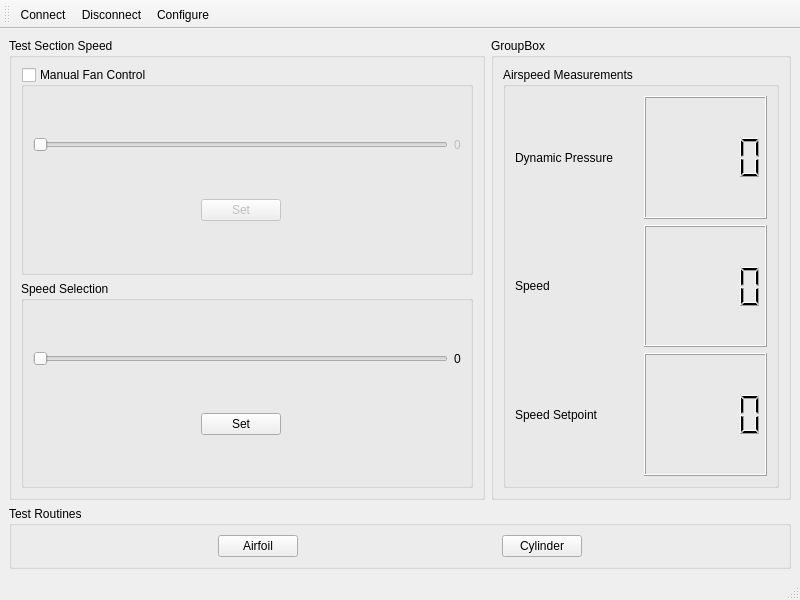
The window that WindTunnelGUI/mainwindow.ui (jmjohnson1/windTunnelV2) describes before a commit, drawn with Qt 5.
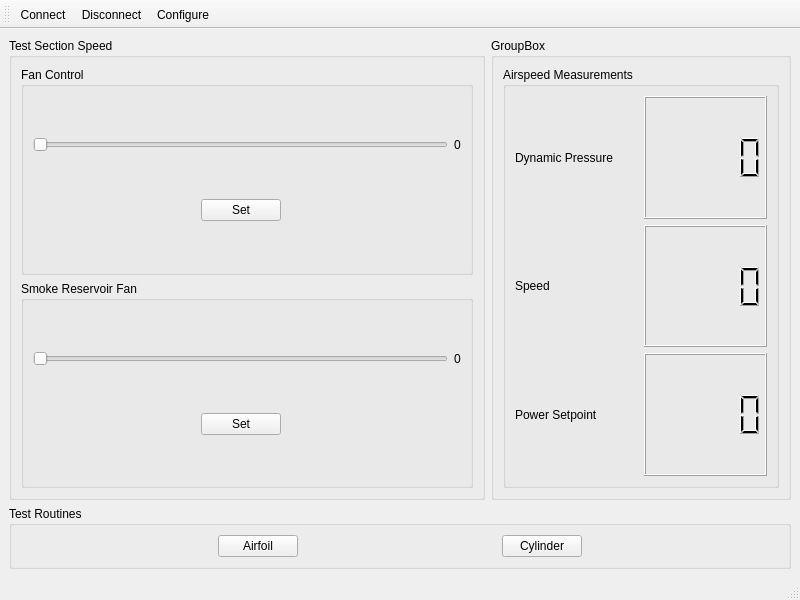
The same window after the commit.

Diff of the .ui file:
```diff
--- a/WindTunnelGUI/mainwindow.ui
+++ b/WindTunnelGUI/mainwindow.ui
@@ -92,10 +92,10 @@
        <item row="0" column="0">
         <widget class="QGroupBox" name="manualFanControlGroup">
          <property name="title">
-          <string>Manual Fan Control</string>
+          <string>Fan Control</string>
          </property>
          <property name="checkable">
-          <bool>true</bool>
+          <bool>false</bool>
          </property>
          <property name="checked">
           <bool>false</bool>
@@ -154,7 +154,7 @@
        <item row="1" column="0">
         <widget class="QGroupBox" name="autoSpeedControlGroup">
          <property name="title">
-          <string>Speed Selection</string>
+          <string>Smoke Reservoir Fan</string>
          </property>
          <layout class="QGridLayout" name="gridLayout_2">
           <item row="1" column="0">
@@ -247,7 +247,7 @@
           <item row="2" column="0">
            <widget class="QLabel" name="label_4">
             <property name="text">
-             <string>Speed Setpoint</string>
+             <string>Power Setpoint</string>
             </property>
            </widget>
           </item>
```
Left out of the diff: 16 changed lines with no effect on the pictures.
